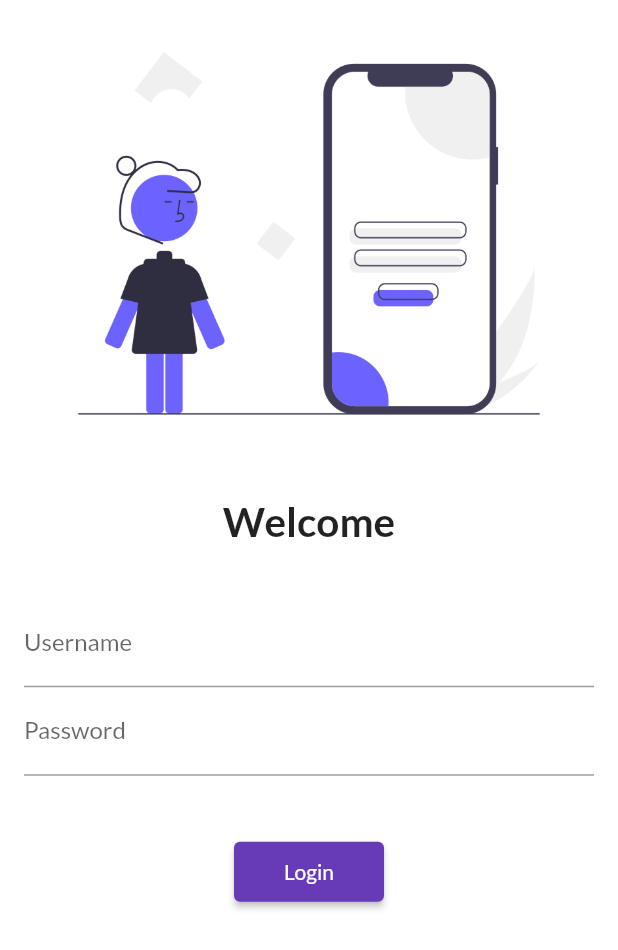
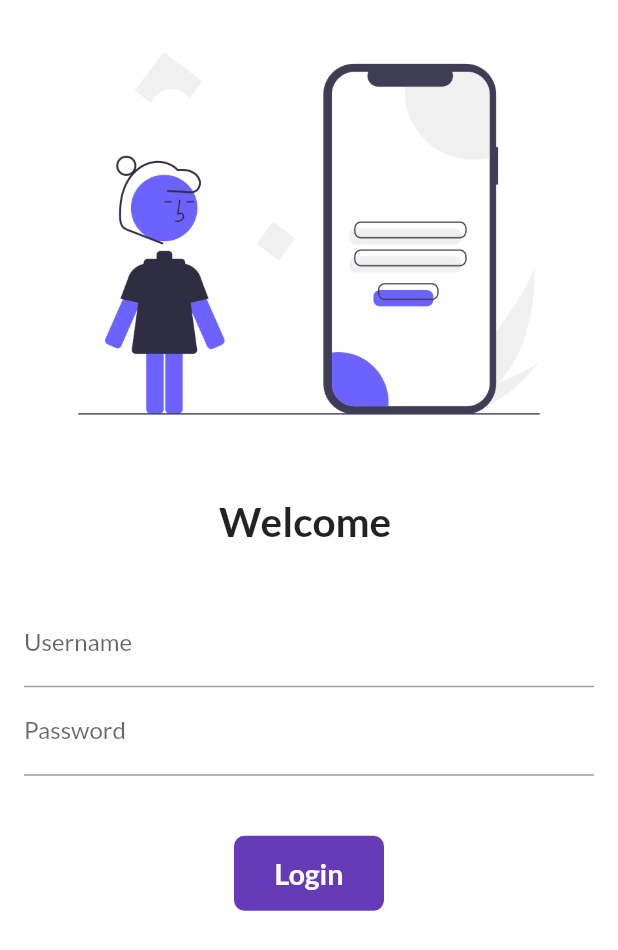
Before and after one commit to JoeTiw/First-Flutter, a Flutter app: the screen it shows after launch, on a phone screen of 412 x 824 dp. Shown: the top 950 px of the screen. Run offline on Flutter 3.47's test engine with Material 2 defaults, Android fonts, the phone set to English and light mode, and no system bars; our stand-ins replace google_fonts; missing offline and left inert: dart:ffi.

Commit message:
day 6 complete

```diff
--- a/lib/pages/login_page.dart
+++ b/lib/pages/login_page.dart
@@ -1,7 +1,17 @@
 import 'package:flutter/material.dart';
 import 'package:hello_world/utilis/routes.dart';
 
-class LoginPage extends StatelessWidget {
+class LoginPage extends StatefulWidget {
+  @override
+  State<LoginPage> createState() => _LoginPageState();
+}
+
+class _LoginPageState extends State<LoginPage> {
+
+  String name = "";
+  bool changeButton = false;
+
+
   @override
   Widget build(BuildContext context) {
     return Material(
@@ -17,7 +27,7 @@ class LoginPage extends StatelessWidget {
               height: 20.0,
             ),
             Text(
-              "Welcome",
+              "Welcome $name",
               style: TextStyle(
                 fontSize: 27,
                 fontWeight: FontWeight.bold,
@@ -36,6 +46,10 @@ class LoginPage extends StatelessWidget {
                       hintText: " Enter Username",
                       labelText: "Username",
                     ),
+                    onChanged: (value){
+                      name = value;
+                      setState(() {});
+                    },
                   ),
                   TextFormField(
                     obscureText: true,
@@ -47,6 +61,52 @@ class LoginPage extends StatelessWidget {
                   SizedBox(
                     height: 40.0,
                   ),
+
+                 InkWell(
+                   onTap: () async {
+                     setState(() {
+                       changeButton = true;
+                     });
+
+                     await Future.delayed(Duration(seconds: 1));
+                     Navigator.pushNamed(context, MyRoutes.homeRoute);
+                   },
+                   child: AnimatedContainer(
+                          duration: Duration(seconds: 1) ,
+                          width: changeButton?50 : 100,
+                          height: 50,
+                          alignment: Alignment.center,
+                          child: changeButton
+                          ?Icon(Icons.done,
+                          color: Colors.white,
+                          )
+
+                         :Text ("Login",
+                          style: TextStyle(color: Colors.white,
+                          fontWeight: FontWeight.bold,
+                          fontSize: 19),
+                          ),
+                          decoration: BoxDecoration(
+                            color:Colors.deepPurple,
+                            //shape: changeButton
+                           // ?BoxShape.circle
+                           // :BoxShape.rectangle,
+                            borderRadius:
+                            BorderRadius.circular(
+                              changeButton ? 50 : 7)
+                              ),
+
+                   ),
+                 ),
+
+
+
+
+
+
+
+
+              /*
                   ElevatedButton(
                     child: Text("Login"),
 
@@ -55,6 +115,8 @@ class LoginPage extends StatelessWidget {
                       Navigator.pushNamed(context, MyRoutes.homeRoute);
                     },
                   ),
+
+                  */
                 ],
               ),
             )
```
